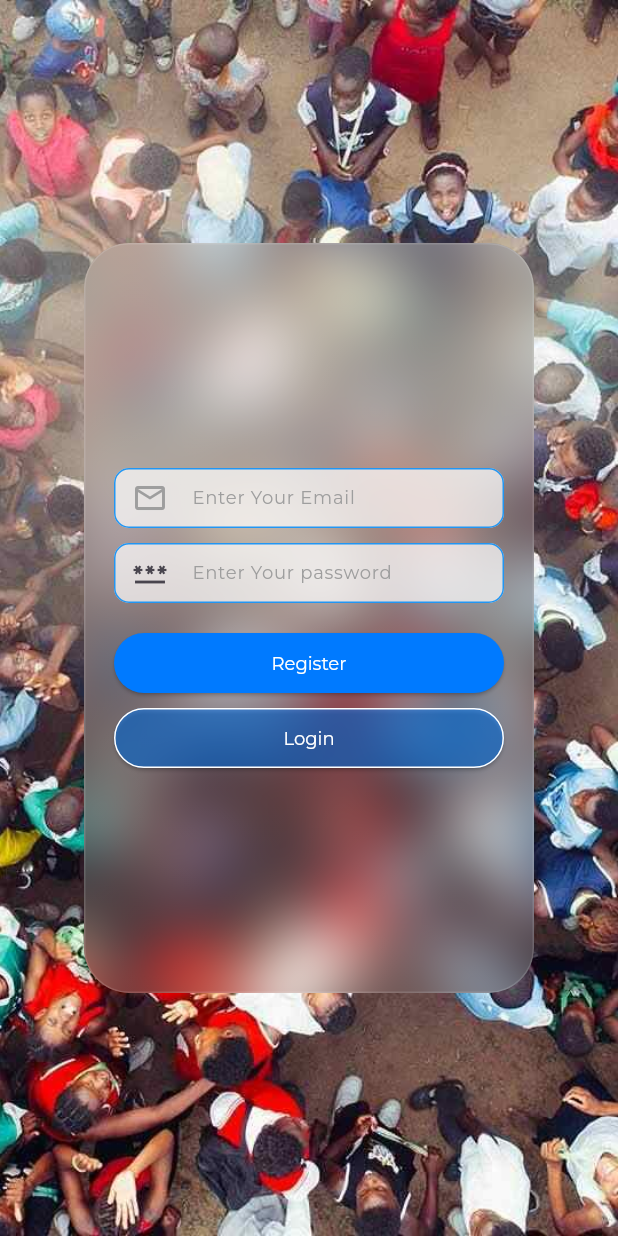
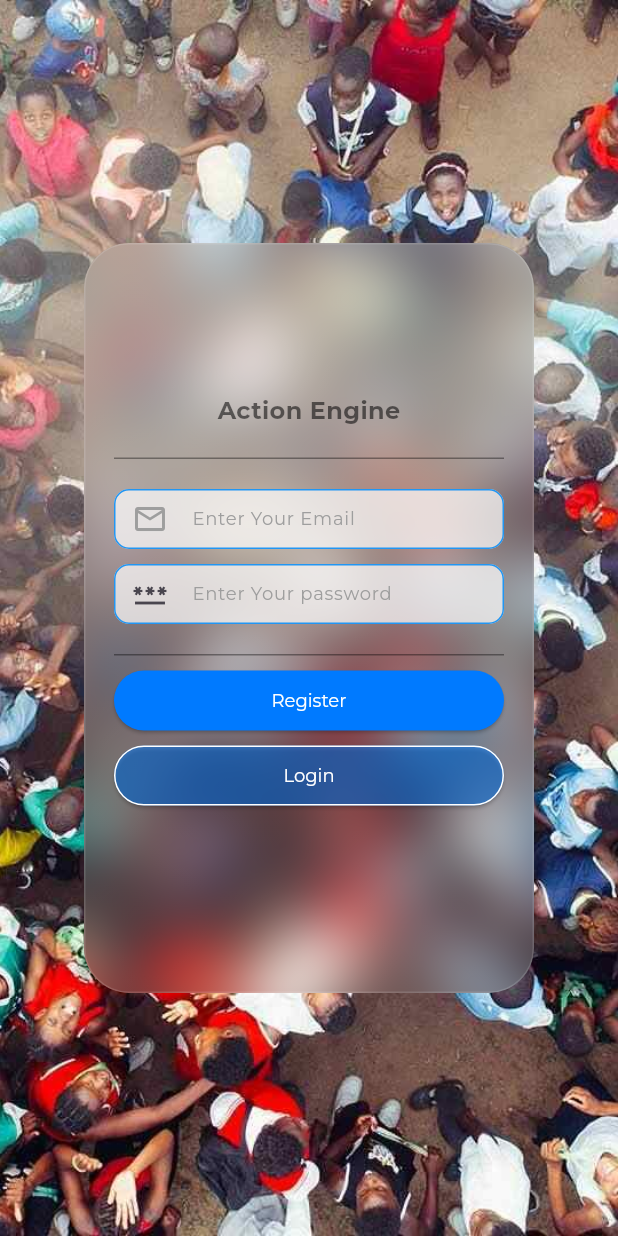
Before and after one commit to devdavidrobert/action_engine, a Flutter app: the screen it shows after launch, after a tap on "Register", on a phone screen of 412 x 824 dp. Run offline on Flutter 3.47's test engine with Material 3 defaults, Android fonts, the light colour scheme and no system bars; our stand-ins replace firebase_auth, firebase_core, google_fonts; missing offline and left inert: postgres; accounts and stored records are empty; network calls fail.

Commit message:
Added title and spacing

```diff
--- a/lib/views/login_page.dart
+++ b/lib/views/login_page.dart
@@ -1,3 +1,4 @@
+import 'package:action_engine/constants/app_fonts.dart';
 import 'package:action_engine/constants/routes.dart';
 import 'package:action_engine/widgets/custom_elevated_button.dart';
 import 'package:action_engine/widgets/custom_text_field.dart';
@@ -50,9 +51,23 @@ class _LoginViewState extends State<LoginView> {
               child: Padding(
                 padding: const EdgeInsets.all(20.0),
                 child: SizedBox(
-                  height: 200,
+                  height: 300,
                   child: Column(
                     children: [
+                      Text(
+                        'Action Engine',
+                        style: AppFonts.montserratBoldHeader,
+                      ),
+                      const WidgetSeparator(),
+                      const WidgetSeparator(),
+                      SizedBox(
+                        height: 1.0,
+                        child: Container(
+                          color: Colors.black38,
+                        ),
+                      ),
+                      const WidgetSeparator(),
+                      const WidgetSeparator(),
                       CustomTextField(
                         controller: _email,
                         keyboardType: TextInputType.emailAddress,
@@ -74,6 +89,13 @@ class _LoginViewState extends State<LoginView> {
                         prefixIcon: const Icon(Icons.password_outlined),
                       ),
                       const WidgetSeparator(),
+                      const WidgetSeparator(),
+                      SizedBox(
+                        height: 1.0,
+                        child: Container(
+                          color: Colors.black38,
+                        ),
+                      ),
                       const WidgetSeparator(),
                       //login button
                       CustomElevatedButton(
--- a/lib/views/register_page.dart
+++ b/lib/views/register_page.dart
@@ -1,3 +1,4 @@
+import 'package:action_engine/constants/app_fonts.dart';
 import 'package:action_engine/constants/routes.dart';
 import 'package:action_engine/widgets/custom_elevated_button.dart';
 import 'package:action_engine/widgets/custom_text_field.dart';
@@ -50,9 +51,23 @@ class _RegisterViewState extends State<RegisterView> {
               child: Padding(
                 padding: const EdgeInsets.all(20.0),
                 child: SizedBox(
-                  height: 200,
+                  height: 300,
                   child: Column(
                     children: [
+                      Text(
+                        'Action Engine',
+                        style: AppFonts.montserratBoldHeader,
+                      ),
+                      const WidgetSeparator(),
+                      const WidgetSeparator(),
+                      SizedBox(
+                        height: 1.0,
+                        child: Container(
+                          color: Colors.black38,
+                        ),
+                      ),
+                      const WidgetSeparator(),
+                      const WidgetSeparator(),
                       CustomTextField(
                         controller: _email,
                         keyboardType: TextInputType.emailAddress,
@@ -75,6 +90,14 @@ class _RegisterViewState extends State<RegisterView> {
                       ),
                       const WidgetSeparator(),
                       const WidgetSeparator(),
+                      SizedBox(
+                        height: 1.0,
+                        child: Container(
+                          color: Colors.black38,
+                        ),
+                      ),
+                      const WidgetSeparator(),
+                      //
                       CustomElevatedButton(
                         onPressed: () async {
                           final email = _email.text;
```
